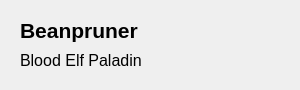
ajrenaut/beanfinder, file Beanfinder/Widgets/characterlistitem.ui: the form before one commit.
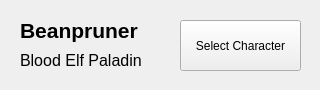
The form after the commit.

Commit message: Add initial character creator form

Patch:
```diff
--- a/Beanfinder/Widgets/characterlistitem.ui
+++ b/Beanfinder/Widgets/characterlistitem.ui
@@ -6,7 +6,7 @@
    <rect>
     <x>0</x>
     <y>0</y>
-    <width>300</width>
+    <width>320</width>
     <height>90</height>
    </rect>
   </property>
@@ -18,13 +18,13 @@
   </property>
   <property name="minimumSize">
    <size>
-    <width>300</width>
+    <width>320</width>
     <height>90</height>
    </size>
   </property>
   <property name="maximumSize">
    <size>
-    <width>300</width>
+    <width>320</width>
     <height>90</height>
    </size>
   </property>
@@ -68,6 +68,19 @@
     <string>Blood Elf Paladin</string>
    </property>
   </widget>
+  <widget class="QPushButton" name="buttonLogin">
+   <property name="geometry">
+    <rect>
+     <x>180</x>
+     <y>20</y>
+     <width>121</width>
+     <height>51</height>
+    </rect>
+   </property>
+   <property name="text">
+    <string>Select Character</string>
+   </property>
+  </widget>
  </widget>
  <resources/>
  <connections/>
```
The commit also changes 10 other files.
